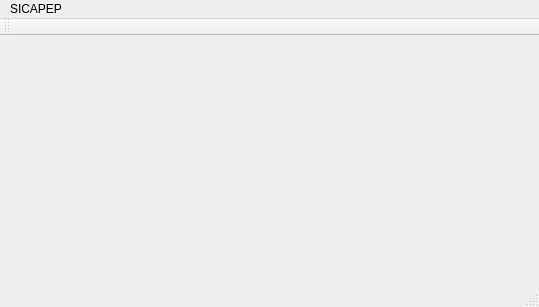
lluchiari/SICAPEP, file form/sicapep.ui: the form before one commit.
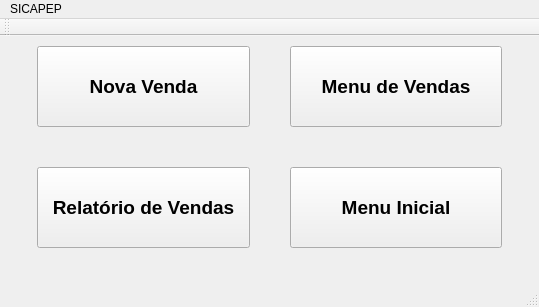
The form after the commit. The open tabs and pages were chosen to show the change.

Commit message: GUI fixed and working. Next step....model! Maybe.

```diff
--- a/form/sicapep.ui
+++ b/form/sicapep.ui
@@ -34,7 +34,7 @@
      <number>30</number>
     </property>
     <property name="topMargin">
-     <number>30</number>
+     <number>3</number>
     </property>
     <property name="rightMargin">
      <number>30</number>
@@ -178,7 +178,13 @@
         </item>
        </layout>
       </widget>
-      <widget class="QWidget" name="produtosPage">
+      <widget class="QWidget" name="vendaPage">
+       <property name="sizePolicy">
+        <sizepolicy hsizetype="Expanding" vsizetype="Expanding">
+         <horstretch>0</horstretch>
+         <verstretch>0</verstretch>
+        </sizepolicy>
+       </property>
        <layout class="QGridLayout" name="gridLayoutProdutosPage">
         <property name="leftMargin">
          <number>7</number>
@@ -195,6 +201,73 @@
         <property name="spacing">
          <number>40</number>
         </property>
+        <item row="1" column="1">
+         <widget class="QPushButton" name="pushButtonVendaMenuInicial">
+          <property name="sizePolicy">
+           <sizepolicy hsizetype="Expanding" vsizetype="Expanding">
+            <horstretch>0</horstretch>
+            <verstretch>0</verstretch>
+           </sizepolicy>
+          </property>
+          <property name="font">
+           <font>
+            <pointsize>14</pointsize>
+            <weight>75</weight>
+            <bold>true</bold>
+           </font>
+          </property>
+          <property name="text">
+           <string>Menu Inicial</string>
+          </property>
+         </widget>
+        </item>
+        <item row="1" column="0">
+         <widget class="QPushButton" name="pushButtonRelatorioVendas">
+          <property name="sizePolicy">
+           <sizepolicy hsizetype="Expanding" vsizetype="Expanding">
+            <horstretch>0</horstretch>
+            <verstretch>0</verstretch>
+           </sizepolicy>
+          </property>
+          <property name="font">
+           <font>
+            <pointsize>14</pointsize>
+            <weight>75</weight>
+            <bold>true</bold>
+           </font>
+          </property>
+          <property name="text">
+           <string>Relatório de Vendas</string>
+          </property>
+         </widget>
+        </item>
+        <item row="0" column="1">
+         <widget class="QPushButton" name="pushButtonHistoricoVendas">
+          <property name="sizePolicy">
+           <sizepolicy hsizetype="Expanding" vsizetype="Expanding">
+            <horstretch>0</horstretch>
+            <verstretch>0</verstretch>
+           </sizepolicy>
+          </property>
+          <property name="font">
+           <font>
+            <family>Arial</family>
+            <pointsize>14</pointsize>
+            <weight>75</weight>
+            <bold>true</bold>
+           </font>
+          </property>
+          <property name="toolTip">
+           <string extracomment="Abre menu de Historico de Vendas">&lt;html&gt;&lt;head/&gt;&lt;body&gt;&lt;p&gt;Mostra o meno de Produtos&lt;/p&gt;&lt;/body&gt;&lt;/html&gt;</string>
+          </property>
+          <property name="text">
+           <string>Menu de Vendas</string>
+          </property>
+          <property name="autoDefault">
+           <bool>false</bool>
+          </property>
+         </widget>
+        </item>
         <item row="0" column="0">
          <widget class="QPushButton" name="pushButtonNovaVenda">
           <property name="sizePolicy">
@@ -224,6 +297,31 @@
           </property>
          </widget>
         </item>
+       </layout>
+      </widget>
+      <widget class="QWidget" name="produtosPage">
+       <property name="sizePolicy">
+        <sizepolicy hsizetype="Expanding" vsizetype="Expanding">
+         <horstretch>0</horstretch>
+         <verstretch>0</verstretch>
+        </sizepolicy>
+       </property>
+       <layout class="QGridLayout" name="gridLayout">
+        <property name="leftMargin">
+         <number>7</number>
+        </property>
+        <property name="topMargin">
+         <number>7</number>
+        </property>
+        <property name="rightMargin">
+         <number>7</number>
+        </property>
+        <property name="bottomMargin">
+         <number>7</number>
+        </property>
+        <property name="spacing">
+         <number>40</number>
+        </property>
         <item row="0" column="1">
          <widget class="QPushButton" name="pushButtonHistoricoDeVendas">
           <property name="sizePolicy">
```
Left out of the diff: 61 changed lines with no effect on the pictures. The commit also changes 2 other files.
